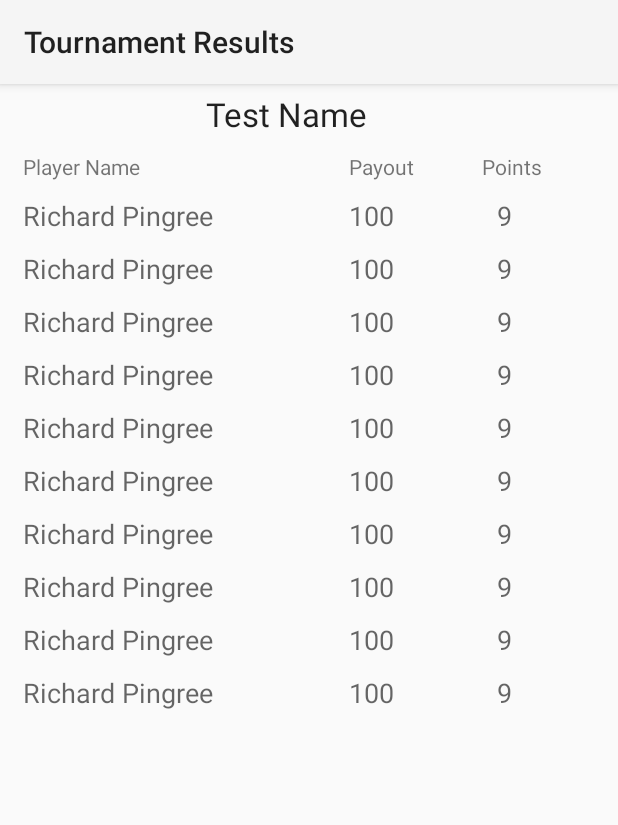
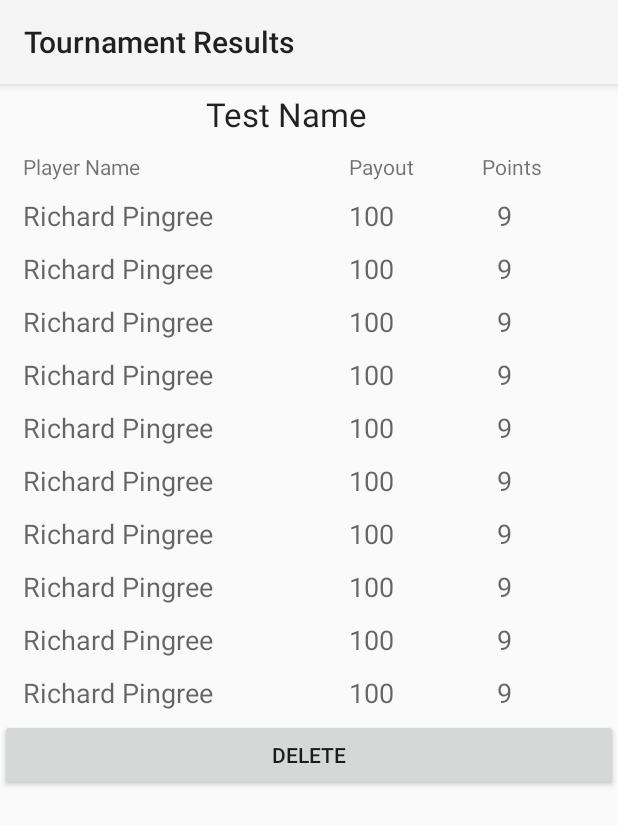
Before and after one commit to richpingree/AD2, an Android app: the TourneyDetailsActivity screen opened directly, with no data from a screen before it, on a phone screen of 412 x 824 dp. Shown: the top 825 px of the screen. Run offline under Robolectric (Android 15) with nearby library versions, the phone set to English and light mode, and no system bars; 31 statements that could not run were skipped.

Commit message:
added delete to TournamentDetails
added delete to TournamentDetails to delete from list

```diff
--- a/TournamentTracker/app/src/main/java/com/richardpingree/tournamenttracker/Fragments/TournamentListFragment.java
+++ b/TournamentTracker/app/src/main/java/com/richardpingree/tournamenttracker/Fragments/TournamentListFragment.java
@@ -75,7 +75,8 @@ public class TournamentListFragment extends Fragment {
         tourneyListView.setOnItemClickListener(new AdapterView.OnItemClickListener() {
             @Override
             public void onItemClick(AdapterView<?> parent, View view, int position, long id) {
-                mListener.viewTournament(position);
+               // mListener.viewTournament(position);
+                mListener.deleteTournament(position);
             }
         });
     }
--- a/TournamentTracker/app/src/main/java/com/richardpingree/tournamenttracker/Fragments/TourneyDetailsFragment.java
+++ b/TournamentTracker/app/src/main/java/com/richardpingree/tournamenttracker/Fragments/TourneyDetailsFragment.java
@@ -4,9 +4,11 @@ import android.app.Activity;
 import android.app.Fragment;
 import android.os.Bundle;
 import android.support.annotation.Nullable;
+import android.util.Log;
 import android.view.LayoutInflater;
 import android.view.View;
 import android.view.ViewGroup;
+import android.widget.Button;
 import android.widget.TextView;
 
 import com.richardpingree.tournamenttracker.R;
@@ -17,12 +19,14 @@ import com.richardpingree.tournamenttracker.TournamentClass;
  */
 public class TourneyDetailsFragment extends Fragment {
 
-    private final String TAG = "TourneyDetailsFragment.TAG";
+    private final String TAG = "TDetailsFragment.TAG";
 
     private TourneyDetailsListener mListener;
 
     public interface TourneyDetailsListener{
         public TournamentClass getTourney();
+        public int getDelete();
+        public void deleteTourney();
 
     }
 
@@ -124,5 +128,16 @@ public class TourneyDetailsFragment extends Fragment {
         textView.setText("$" + mListener.getTourney().getP10Payout());
         textView = (TextView)getView().findViewById(R.id.p10PointsLabel);
         textView.setText("" + mListener.getTourney().getP10Points());
+
+        if (mListener.getDelete()> 0){
+            Button delBtn = (Button) getView().findViewById(R.id.tDeleteBtn);
+            delBtn.setOnClickListener(new View.OnClickListener() {
+                @Override
+                public void onClick(View v) {
+                    Log.i(TAG, "Delete");
+                    mListener.deleteTourney();
+                }
+            });
+        }
     }
 }
--- a/TournamentTracker/app/src/main/java/com/richardpingree/tournamenttracker/TourneyDetailsActivity.java
+++ b/TournamentTracker/app/src/main/java/com/richardpingree/tournamenttracker/TourneyDetailsActivity.java
@@ -11,11 +11,14 @@ import com.richardpingree.tournamenttracker.Fragments.TourneyDetailsFragment;
  */
 public class TourneyDetailsActivity extends Activity implements TourneyDetailsFragment.TourneyDetailsListener{
 
+
     private final String TAG = "TourneyDetailsActivity.TAG";
 
     private TournamentClass mTournament;
+    private int mDelete;
 
     public static final String TOURNEYEXTRA = "Tournament";
+    public static final String DELETETOURNEYEXTRA = "Delete";
 
     @Override
     protected void onCreate(Bundle savedInstanceState) {
@@ -28,6 +31,7 @@ public class TourneyDetailsActivity extends Activity implements TourneyDetailsFr
         Intent detailIntent = getIntent();
         if (detailIntent != null){
             mTournament = (TournamentClass) detailIntent.getSerializableExtra(TOURNEYEXTRA);
+            mDelete = detailIntent.getIntExtra(DELETETOURNEYEXTRA, 0);
         }
     }
 
@@ -35,4 +39,18 @@ public class TourneyDetailsActivity extends Activity implements TourneyDetailsFr
     public TournamentClass getTourney() {
         return mTournament;
     }
+
+    @Override
+    public int getDelete() {
+        return mDelete;
+    }
+
+    @Override
+    public void deleteTourney() {
+        Intent returnIntent = new Intent();
+        returnIntent.putExtra(TournamentListActivity.DELETETOURNEYEXTRA, mDelete);
+        setResult(RESULT_OK, returnIntent);
+        finish();
+
+    }
 }
--- a/TournamentTracker/app/src/main/res/layout/fragment_tourneydetails.xml
+++ b/TournamentTracker/app/src/main/res/layout/fragment_tourneydetails.xml
@@ -300,6 +300,12 @@
                 android:layout_marginLeft="10dp"/>
 
         </TableRow>
+
     </TableLayout>
+    <Button
+        android:layout_height="wrap_content"
+        android:layout_width="match_parent"
+        android:id="@+id/tDeleteBtn"
+        android:text="Delete"/>
 
 </LinearLayout>
```
Also changed, not shown: TournamentTracker/app/src/main/java/com/richardpingree/tournamenttracker/TournamentListActivity.java (+12 -8 lines).
